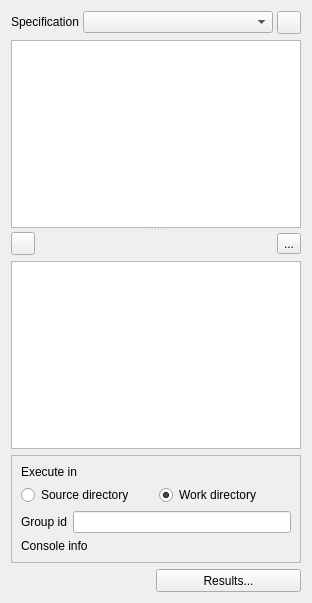
Qt form spine_items/tool/ui/tool_properties.ui (spine-tools/spine-items) before a commit.
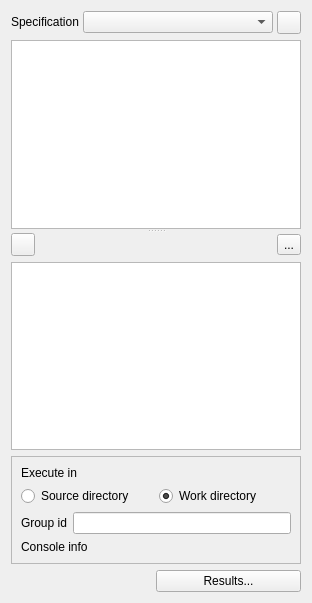
The same form after that commit. Icons and pictures are not drawn. Custom widgets are drawn as their Qt base class.

Commit message: Add icon to purge button in DS props

The edit to the form file:
```diff
--- a/spine_items/tool/ui/tool_properties.ui
+++ b/spine_items/tool/ui/tool_properties.ui
@@ -285,18 +285,6 @@
          <verstretch>0</verstretch>
         </sizepolicy>
        </property>
-       <property name="minimumSize">
-        <size>
-         <width>75</width>
-         <height>23</height>
-        </size>
-       </property>
-       <property name="maximumSize">
-        <size>
-         <width>16777215</width>
-         <height>23</height>
-        </size>
-       </property>
        <property name="toolTip">
         <string>&lt;html&gt;&lt;head/&gt;&lt;body&gt;&lt;p&gt;Open results archive in file browser&lt;/p&gt;&lt;/body&gt;&lt;/html&gt;</string>
        </property>
```
The commit also changes 5 other files.
